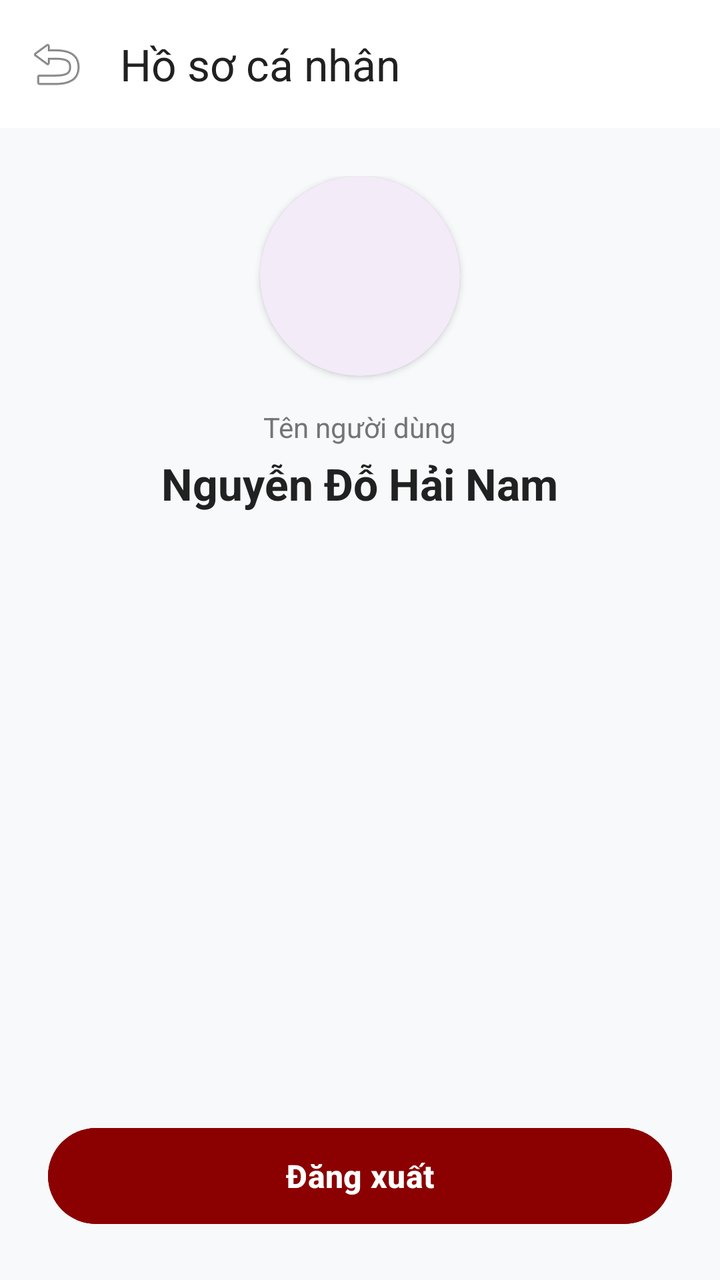
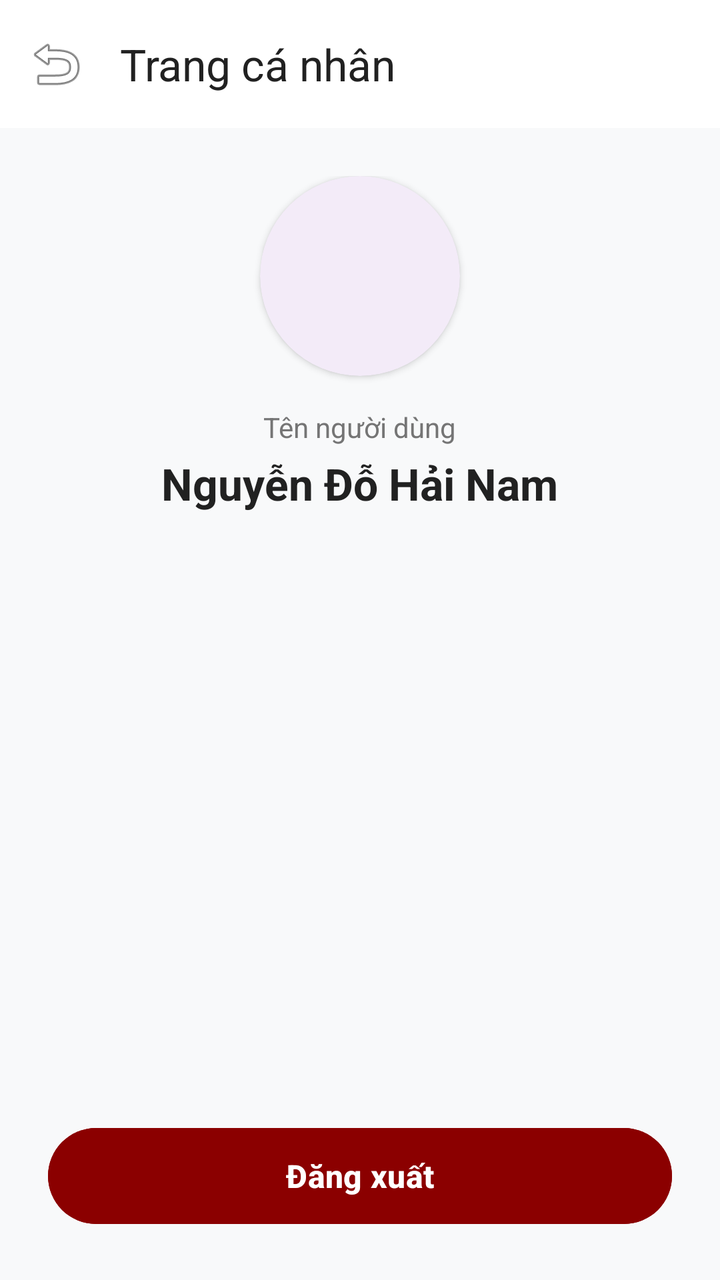

Before-and-after screenshots of an Android layout around one commit, followed by the original layout XML and the change that was made.
<!-- AndroidManifest.xml: application theme Theme.FlashcardApp -->
<!-- res/layout/activity_profile.xml -->
<?xml version="1.0" encoding="utf-8"?>
<RelativeLayout
    xmlns:android="http://schemas.android.com/apk/res/android"
    xmlns:app="http://schemas.android.com/apk/res-auto"
    android:layout_width="match_parent"
    android:layout_height="match_parent"
    android:fitsSystemWindows="true"
    android:background="#F8F9FA">

    <com.google.android.material.appbar.MaterialToolbar
        android:id="@+id/toolbarProfile"
        android:layout_width="match_parent"
        android:layout_height="?attr/actionBarSize"
        android:background="#FFFFFF"
        app:title="Hồ sơ cá nhân"
        app:titleTextColor="#212121"
        app:navigationIcon="@android:drawable/ic_menu_revert"
        app:elevation="2dp"/>

    <LinearLayout
        android:layout_width="match_parent"
        android:layout_height="wrap_content"
        android:layout_below="@id/toolbarProfile"
        android:layout_centerInParent="true"
        android:orientation="vertical"
        android:gravity="center_horizontal"
        android:padding="24dp">

        <com.google.android.material.card.MaterialCardView
            android:id="@+id/cardProfileAvatar"
            android:layout_width="100dp"
            android:layout_height="100dp"
            android:layout_marginBottom="16dp"
            app:cardCornerRadius="50dp"
            app:cardElevation="2dp"
            app:strokeWidth="0dp"
            android:clickable="true"
            android:focusable="true"
            android:background="?attr/selectableItemBackground">

            <FrameLayout
                android:layout_width="match_parent"
                android:layout_height="match_parent">

                <ImageView
                    android:id="@+id/imgProfileAvatar"
                    android:layout_width="match_parent"
                    android:layout_height="match_parent"
                    android:scaleType="centerCrop"
                    android:src="@android:drawable/sym_def_app_icon"/>

                <TextView
                    android:id="@+id/txtProfileAvatarLetter"
                    android:layout_width="match_parent"
                    android:layout_height="match_parent"
                    android:gravity="center"
                    android:text="N"
                    android:textColor="#FFFFFF"
                    android:textStyle="bold"
                    android:textSize="36sp"
                    android:background="#4D62FF"
                    android:visibility="gone"/>
            </FrameLayout>
        </com.google.android.material.card.MaterialCardView>

        <TextView
            android:layout_width="wrap_content"
            android:layout_height="wrap_content"
            android:text="Tên người dùng"
            android:textSize="14sp"
            android:textColor="#757575"
            android:layout_marginBottom="4dp"/>

        <TextView
            android:id="@+id/txtProfileName"
            android:layout_width="wrap_content"
            android:layout_height="wrap_content"
            android:text="Nguyễn Đỗ Hải Nam"
            android:textSize="22sp"
            android:textStyle="bold"
            android:textColor="#212121"
            android:gravity="center"/>
    </LinearLayout>

    <Button
        android:id="@+id/btnLogout"
        android:layout_width="match_parent"
        android:layout_height="56dp"
        android:layout_alignParentBottom="true"
        android:layout_marginHorizontal="24dp"
        android:layout_marginBottom="24dp"
        android:text="Đăng xuất"
        android:textAllCaps="false"
        android:textSize="16sp"
        android:textStyle="bold"
        android:backgroundTint="#8B0000"
        android:textColor="#FFFFFF"
        app:cornerRadius="28dp"/>

</RelativeLayout>
<!-- resources referenced by this layout -->
<resources>
  <style name="Theme.FlashcardApp" parent="Base.Theme.FlashcardApp" />
  <style name="Base.Theme.FlashcardApp" parent="Theme.Material3.DayNight.NoActionBar">
          
          
      </style>
</resources>

<!-- the commit's change to res/layout/activity_profile.xml (unified diff, before → after) -->
@@ -12,7 +12,7 @@
         android:layout_width="match_parent"
         android:layout_height="?attr/actionBarSize"
         android:background="#FFFFFF"
-        app:title="Hồ sơ cá nhân"
+        app:title="Trang cá nhân"
         app:titleTextColor="#212121"
         app:navigationIcon="@android:drawable/ic_menu_revert"
         app:elevation="2dp"/>
